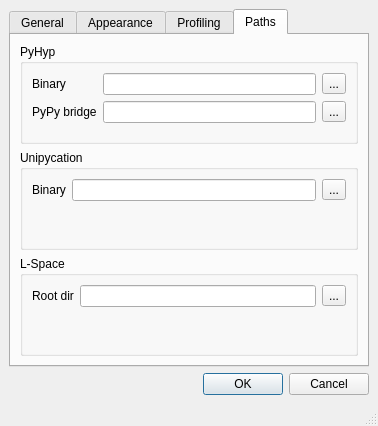
Old version of the form lib/eco/gui/settings.ui in the repository softdevteam/eco.
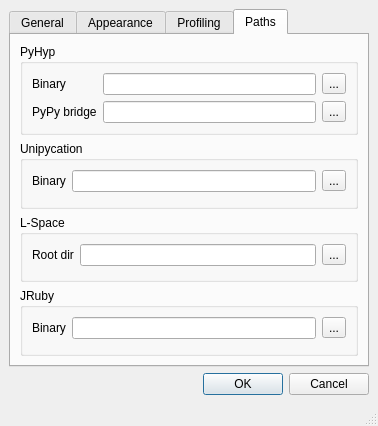
New version of the form. Icons and pictures are not drawn.

Commit message: Set JRuby binary in settings dialog.

Patch:
```diff
--- a/lib/eco/gui/settings.ui
+++ b/lib/eco/gui/settings.ui
@@ -486,6 +486,42 @@
           </layout>
          </widget>
         </item>
+        <item>
+         <widget class="QGroupBox" name="groupBox_8">
+          <property name="title">
+           <string>JRuby</string>
+          </property>
+          <layout class="QFormLayout" name="formLayout_9">
+           <item row="0" column="1">
+            <layout class="QHBoxLayout" name="horizontalLayout_6">
+             <property name="leftMargin">
+              <number>0</number>
+             </property>
+             <property name="topMargin">
+              <number>0</number>
+             </property>
+             <item>
+              <widget class="QLineEdit" name="env_jruby"/>
+             </item>
+             <item>
+              <widget class="QToolButton" name="btjruby">
+               <property name="text">
+                <string>...</string>
+               </property>
+              </widget>
+             </item>
+            </layout>
+           </item>
+           <item row="0" column="0">
+            <widget class="QLabel" name="label_14">
+             <property name="text">
+              <string>Binary</string>
+             </property>
+            </widget>
+           </item>
+          </layout>
+         </widget>
+        </item>
        </layout>
       </widget>
      </widget>
```
Left out of the diff: 1 changed line with no effect on the pictures. The commit also changes 1 other file.
